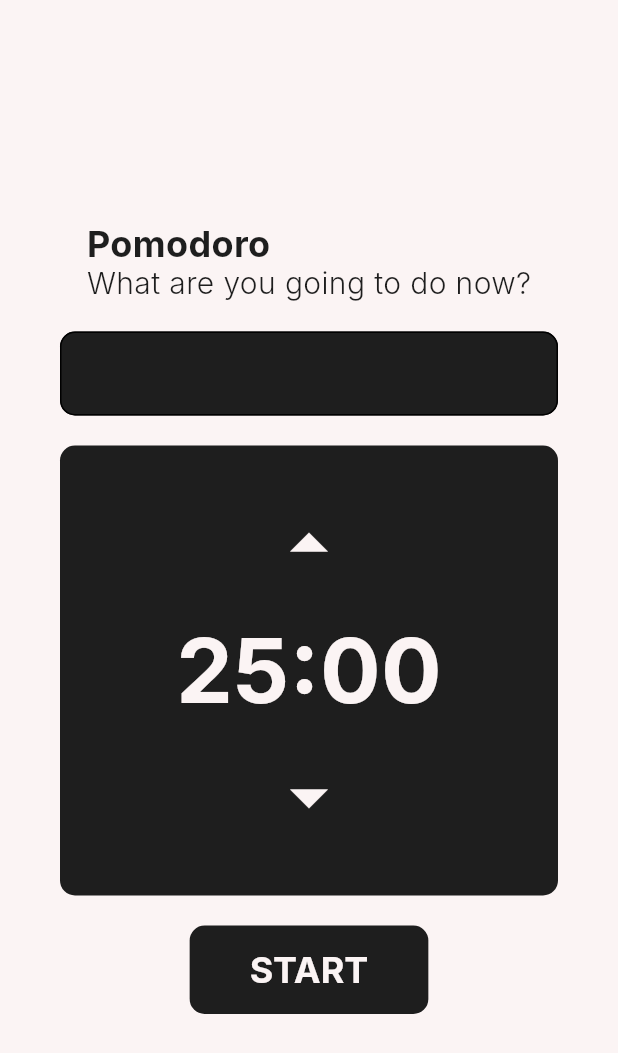
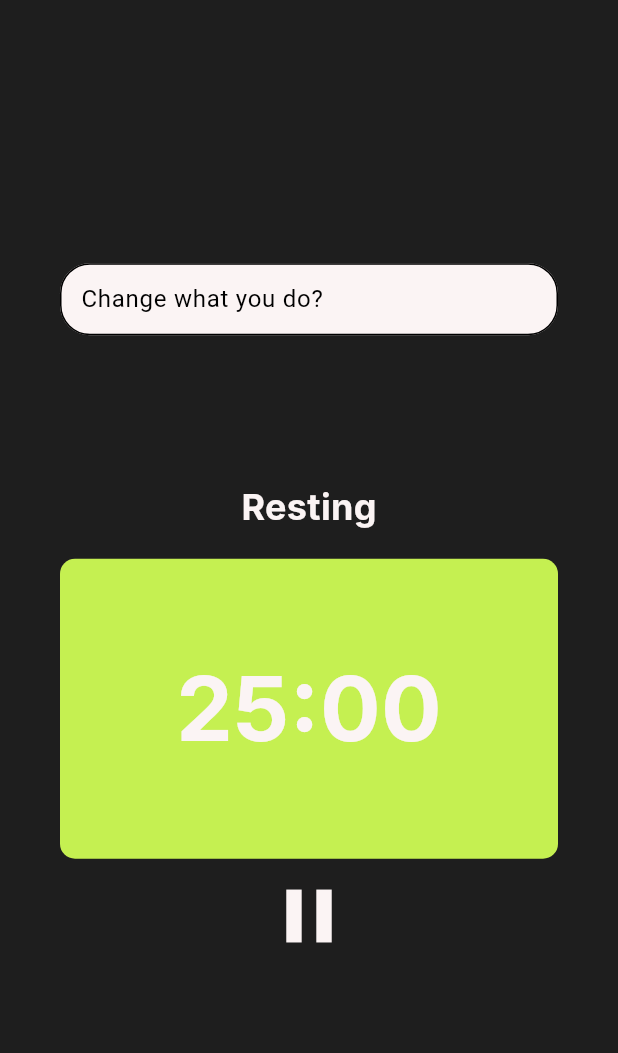
Before and after one commit to NotoSgnikusnsi/flutter-pomodoro, a Flutter app: the screen it shows after launch, on a phone screen of 412 x 824 dp. Shown: the top 1053 px of the screen. Run offline on Flutter 3.47's test engine with Material 3 defaults, Android fonts, the phone set to English and light mode, and no system bars; Roboto replaces fonts that are missing (Inter).

Commit message:
feat: Create UI for working page, breaking page and resting page.

```diff
--- a/lib/main.dart
+++ b/lib/main.dart
@@ -1,5 +1,8 @@
-// ignore_for_file: prefer_const_constructors
 import 'package:flutter/material.dart';
+import 'package:flutter_pomodoro/breaking_page.dart';
+import 'package:flutter_pomodoro/home_page.dart';
+import 'package:flutter_pomodoro/resting_page.dart';
+import 'package:flutter_pomodoro/working_page.dart';
 
 void main() {
   runApp(const MainApp());
@@ -11,16 +14,17 @@ class MainApp extends StatelessWidget {
   @override
   Widget build(BuildContext context) {
     return MaterialApp(
+      debugShowCheckedModeBanner: false,
       title: "Pomodoro",
       theme: ThemeData(
-        colorScheme: ColorScheme.light(
+        colorScheme: const ColorScheme.light(
           primary: Color(0xff1e1e1e),
           secondary: Color(0xffFBF4F4),
           tertiary: Color(0xff0A0A0A),
         ),
       ),
       routes: {
-        "/": (context) => HomePage(),
+        "/": (context) => RestingPage(),
         "/work": (context) => WorkingPage(),
         "/break": (context) => BreakingPage(),
         "/rest": (context) => RestingPage(),
@@ -28,183 +32,3 @@ class MainApp extends StatelessWidget {
     );
   }
 }
-
-class HomePage extends StatelessWidget {
-  const HomePage({super.key});
-
-  @override
-  Widget build(BuildContext context) {
-    return Scaffold(
-      backgroundColor: Theme.of(context).colorScheme.secondary,
-      body: HomePageBody(),
-    );
-  }
-}
-
-class HomePageBody extends StatelessWidget {
-  const HomePageBody({super.key});
-
-  @override
-  Widget build(BuildContext context) {
-    return Center(
-      child: Padding(
-        padding: const EdgeInsets.all(40.0),
-        child: SizedBox(
-          width: 400,
-          child: Column(
-            mainAxisAlignment: MainAxisAlignment.center,
-            children: [
-              Column(
-                crossAxisAlignment: CrossAxisAlignment.start,
-                children: [
-                  Text(
-                    "Pomodoro",
-                    style: TextStyle(
-                      color: Theme.of(context).colorScheme.primary,
-                      fontSize: 24,
-                      fontFamily: 'Inter',
-                      fontWeight: FontWeight.bold,
-                      height: 0,
-                    ),
-                  ),
-                  Text(
-                    "What are you going to do now?",
-                    style: TextStyle(
-                      color: Theme.of(context).colorScheme.primary,
-                      fontSize: 20,
-                      fontFamily: 'Inter',
-                      fontWeight: FontWeight.w300,
-                      height: 0,
-                    ),
-                  ),
-                ],
-              ),
-              Padding(
-                padding: EdgeInsets.all(10),
-              ),
-              TextField(
-                cursorColor: Theme.of(context).colorScheme.secondary,
-                style:
-                    TextStyle(color: Theme.of(context).colorScheme.secondary),
-                decoration: InputDecoration(
-                  filled: true,
-                  fillColor: Theme.of(context).colorScheme.primary,
-                  border: OutlineInputBorder(
-                    borderRadius: BorderRadius.circular(10),
-                  ),
-                ),
-              ),
-              Padding(
-                padding: EdgeInsets.all(10),
-              ),
-              Container(
-                width: 400,
-                height: 300,
-                decoration: BoxDecoration(
-                  color: Theme.of(context).colorScheme.primary,
-                  borderRadius: BorderRadius.circular(10),
-                ),
-                child: Column(
-                  mainAxisAlignment: MainAxisAlignment.center,
-                  children: [
-                    IconButton(
-                      onPressed: null,
-                      icon: Icon(
-                        Icons.arrow_drop_up,
-                        color: Theme.of(context).colorScheme.secondary,
-                        size: 60,
-                      ),
-                    ),
-                    Padding(
-                      padding: EdgeInsets.all(5),
-                    ),
-                    Text(
-                      "25:00",
-                      style: TextStyle(
-                        color: Theme.of(context).colorScheme.secondary,
-                        fontSize: 60,
-                        fontFamily: 'Inter',
-                        fontWeight: FontWeight.bold,
-                        height: 0,
-                      ),
-                    ),
-                    Padding(
-                      padding: EdgeInsets.all(5),
-                    ),
-                    IconButton(
-                      onPressed: null,
-                      icon: Icon(
-                        Icons.arrow_drop_down,
-                        color: Theme.of(context).colorScheme.secondary,
-                        size: 60,
-                      ),
-                    ),
-                  ],
-                ),
-              ),
-              Padding(
-                padding: EdgeInsets.all(10),
-              ),
-              TextButton(
-                onPressed: null,
-                child: Text("START"),
-                style: ButtonStyle(
-                  padding: MaterialStateProperty.all(
-                    EdgeInsets.only(top: 15, bottom: 15, left: 40, right: 40),
-                  ),
-                  backgroundColor: MaterialStateProperty.all(
-                    Theme.of(context).colorScheme.primary,
-                  ),
-                  foregroundColor: MaterialStateProperty.all(
-                    Theme.of(context).colorScheme.secondary,
-                  ),
-                  textStyle: MaterialStateProperty.all(
-                    TextStyle(
-                      color: Theme.of(context).colorScheme.secondary,
-                      fontSize: 24,
-                      fontFamily: 'Inter',
-                      fontWeight: FontWeight.bold,
-                      height: 0,
-                    ),
-                  ),
-                  shape: MaterialStateProperty.all<RoundedRectangleBorder>(
-                    RoundedRectangleBorder(
-                      borderRadius: BorderRadius.circular(10.0),
-                    ),
-                  ),
-                ),
-              ),
-            ],
-          ),
-        ),
-      ),
-    );
-  }
-}
-
-class WorkingPage extends StatelessWidget {
-  const WorkingPage({super.key});
-
-  @override
-  Widget build(BuildContext context) {
-    return const Placeholder();
-  }
-}
-
-class BreakingPage extends StatelessWidget {
-  const BreakingPage({super.key});
-
-  @override
-  Widget build(BuildContext context) {
-    return const Placeholder();
-  }
-}
-
-class RestingPage extends StatelessWidget {
-  const RestingPage({super.key});
-
-  @override
-  Widget build(BuildContext context) {
-    return const Placeholder();
-  }
-}
--- /dev/null
+++ b/lib/resting_page.dart
@@ -0,0 +1,93 @@
+import 'package:flutter/material.dart';
+
+class RestingPage extends StatelessWidget {
+  const RestingPage({super.key});
+
+  @override
+  Widget build(BuildContext context) {
+    return Scaffold(
+      backgroundColor: Theme.of(context).colorScheme.primary,
+      body: const RestingPageBody(),
+    );
+  }
+}
+
+class RestingPageBody extends StatelessWidget {
+  const RestingPageBody({super.key});
+
+  @override
+  Widget build(BuildContext context) {
+    return Center(
+      child: Padding(
+        padding: const EdgeInsets.all(40.0),
+        child: SizedBox(
+          width: 400,
+          child: Column(
+            mainAxisAlignment: MainAxisAlignment.center,
+            children: [
+              TextField(
+                cursorColor: Theme.of(context).colorScheme.primary,
+                style: TextStyle(color: Theme.of(context).colorScheme.primary),
+                decoration: InputDecoration(
+                  contentPadding: const EdgeInsets.only(
+                      top: 0, bottom: 0, right: 10, left: 10),
+                  hintText: "Change what you do?",
+                  filled: true,
+                  fillColor: Theme.of(context).colorScheme.secondary,
+                  border: OutlineInputBorder(
+                    borderRadius: BorderRadius.circular(20),
+                  ),
+                ),
+              ),
+              const Padding(
+                padding: EdgeInsets.all(50.0),
+              ),
+              Text(
+                "Resting",
+                style: TextStyle(
+                  color: Theme.of(context).colorScheme.secondary,
+                  fontSize: 24,
+                  fontFamily: 'Inter',
+                  fontWeight: FontWeight.bold,
+                  height: 0,
+                ),
+              ),
+              const Padding(
+                padding: EdgeInsets.all(10.0),
+              ),
+              Container(
+                width: 400,
+                height: 200,
+                decoration: BoxDecoration(
+                  color: Color(0xffC5F051),
+                  borderRadius: BorderRadius.circular(10),
+                ),
+                child: Center(
+                  child: Text(
+                    "25:00",
+                    style: TextStyle(
+                      color: Theme.of(context).colorScheme.secondary,
+                      fontSize: 60,
+                      fontFamily: 'Inter',
+                      fontWeight: FontWeight.bold,
+                      height: 0,
+                    ),
+                  ),
+                ),
+              ),
+              IconButton(
+                onPressed: null,
+                icon: Icon(
+                  Icons.pause,
+                  color: Theme.of(context).colorScheme.secondary,
+                  size: 60,
+                ),
+              ),
+            ],
+          ),
+        ),
+      ),
+    );
+    ;
+  }
+}
```
Also changed, not shown: lib/breaking_page.dart (added, +92 -0 lines), lib/home_page.dart (added, +154 -0 lines), lib/working_page.dart (added, +92 -0 lines).
